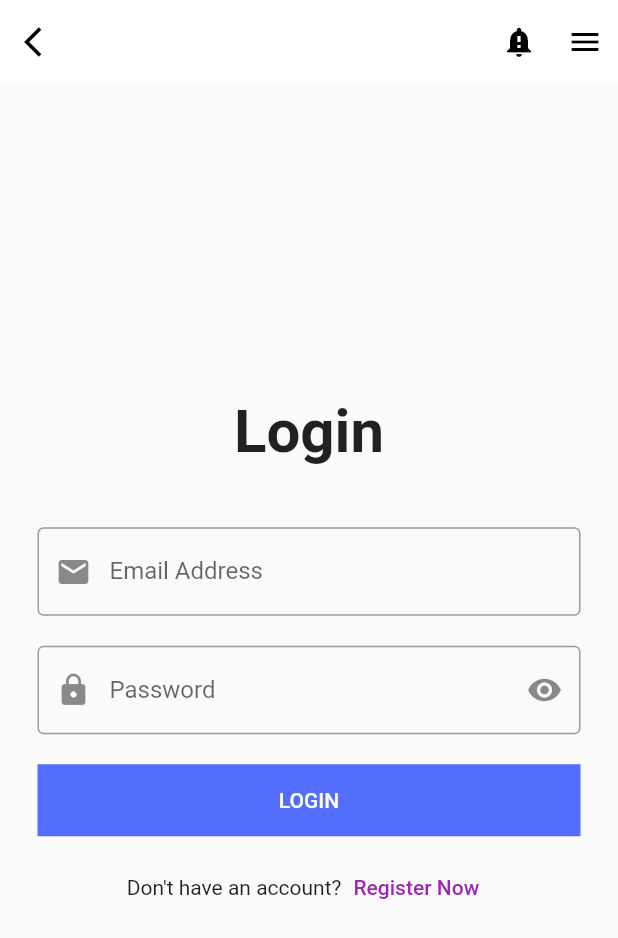
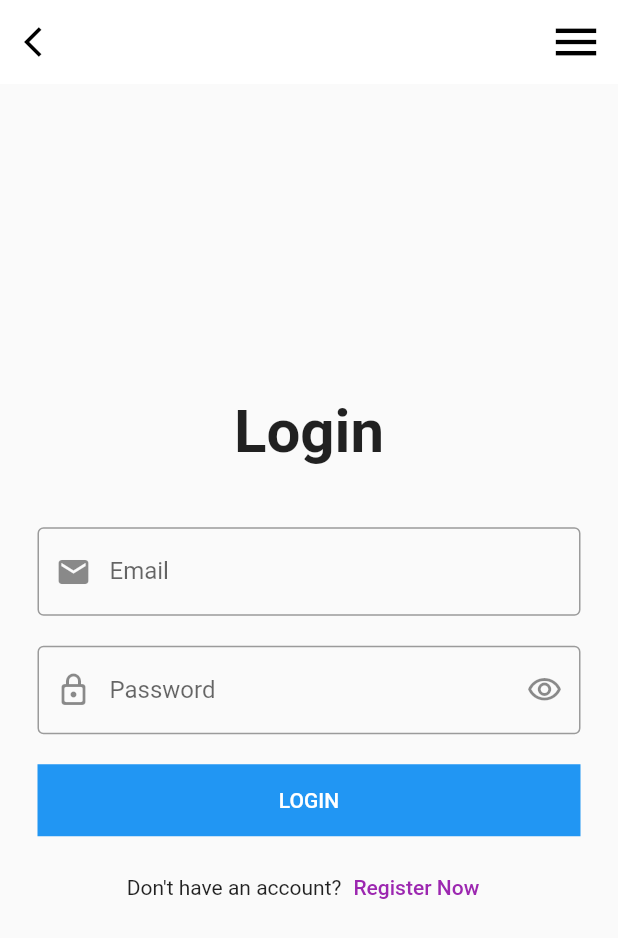
Before and after one commit to yosifmohammed/login-Screen, a Flutter app: the screen it shows after launch, on a phone screen of 412 x 824 dp. Shown: the top 938 px of the screen. Run offline on Flutter 3.47's test engine with Material 2 defaults, Android fonts, the phone set to English and light mode, and no system bars.

Commit message:
Add Shared Components in many Screens

```diff
--- a/lib/HomeScreen.dart
+++ b/lib/HomeScreen.dart
@@ -1,86 +1,103 @@
+import 'package:flutter/cupertino.dart';
 import 'package:flutter/material.dart';
+import 'package:logInScreen/shared/component/components.dart';
 
 // ignore: must_be_immutable
-class HomeScreen extends StatelessWidget {
+class HomeScreen extends StatefulWidget {
+  @override
+  _HomeScreenState createState() => _HomeScreenState();
+}
+
+class _HomeScreenState extends State<HomeScreen> {
   var emailController = TextEditingController();
+
   var passwordController = TextEditingController();
+
+  var formKey = GlobalKey<FormState>();
+
+  Icon visible = Icon(Icons.visibility_outlined);
+
+  bool obscure = true;
 
   @override
   Widget build(BuildContext context) {
-    return Scaffold(
+    return SafeArea(
+      child: Scaffold(
         appBar: AppBar(
           backgroundColor: Colors.white,
           elevation: 0,
           leading: IconButton(
-          icon: Icon(Icons.arrow_back_ios, color: Colors.black,), onPressed: (){},),
+            icon: Icon(
+              Icons.arrow_back_ios,
+              color: Colors.black,
+            ),
+            onPressed: () {},
+          ),
           actions: [
             Padding(
               padding: const EdgeInsets.all(10),
-            child: Icon(Icons.notification_important, color: Colors.black,),
+              child: Icon(
+                Icons.menu,
+                color: Colors.black,
+                size: 36,
               ),
-          Padding(
-            padding: const EdgeInsets.all(10),
-            child: Icon(Icons.menu, color: Colors.black,),
             )
           ],
-
         ),
         body: Padding(
           padding: const EdgeInsets.all(25),
           child: Center(
             child: SingleChildScrollView(
+              child: Form(
                 child: Column(
                   mainAxisAlignment: MainAxisAlignment.center,
                   children: [
-                Text('Login', style: TextStyle(fontSize: 40, fontWeight: FontWeight.bold),),
-                SizedBox(height: 40,),
-                TextFormField(
-                    controller: emailController,
-                    keyboardType: TextInputType.emailAddress,
-                    onFieldSubmitted: (value) {
-                      print(value);
-                    },
-                    onChanged: (value) {
-                      print(value);
-                    },
-                    decoration: InputDecoration(
-                        labelText: 'Email Address',
-                        border: OutlineInputBorder(),
-                        prefixIcon: Icon(Icons.email))),
+                    Text(
+                      'Login',
+                      style: TextStyle(fontSize: 40, fontWeight: FontWeight.bold),
+                    ),
+                    SizedBox(
+                      height: 40,
+                    ),
+                    defaultTextField(
+                      control: emailController,
+                      label: 'Email',
+                      obscure: false,
+                      prefixIcon: Icon(Icons.mail),
+                    ),
                     SizedBox(
                       height: 20,
                     ),
-                TextFormField(
-                    controller: passwordController,
-                    obscureText: true,
-                    keyboardType: TextInputType.visiblePassword,
-                    onFieldSubmitted: (value) {
-                      print(value);
+                    defaultTextField(
+                      control: passwordController,
+                      label: 'Password',
+                      obscure: obscure,
+                      prefixIcon: Icon(Icons.lock_outline_rounded),
+                      suffixIcon: IconButton(
+                        icon: visible,
+                        onPressed: (){
+                          obscure? setState(() {
+                              visible = Icon(Icons.visibility_off_outlined);
+                              obscure = false;
+                          }): setState(() {
+                            visible = Icon(Icons.visibility_outlined);
+                            obscure = true;
+                          });
                         },
-                    onChanged: (value) {
-                      print(value);
-                    },
-                    decoration: InputDecoration(
-                      labelText: 'Password',
-                      border: OutlineInputBorder(),
-                      prefixIcon: Icon(Icons.lock),
-                      suffixIcon: Icon(Icons.remove_red_eye),
                       )),
                     SizedBox(
                       height: 20,
                     ),
                     Container(
-                    width: double.infinity,
-                    color: Colors.indigoAccent,
-                    child: MaterialButton(
-                        onPressed: () {
+                      child: defaultButton(
+                        function: () {
                           print(emailController.text);
                           print(passwordController.text);
                         },
-                        child: Text(
-                          'LOGIN',
-                          style: TextStyle(color: Colors.white),
-                        ))),
+                        text: 'login',
+                        //isUpperCase : false,
+                      ),
+                    ),
                     SizedBox(
                       height: 10.0,
                     ),
@@ -101,6 +118,8 @@ class HomeScreen extends StatelessWidget {
               ),
             ),
           ),
+        ),
+      ),
     );
   }
 }
--- /dev/null
+++ b/lib/shared/component/components.dart
@@ -0,0 +1,41 @@
+import 'package:flutter/material.dart';
+
+Widget defaultButton({
+  double width = double.infinity,
+  Color background = Colors.blue,
+  @required Function function,
+  @required String text,
+  bool isUpperCase = true,
+}) => Container(
+    width: width,
+    color: background,
+    child: MaterialButton(
+        onPressed: function,
+        child: Text(
+          isUpperCase? text.toUpperCase() : text,
+          style: TextStyle(color: Colors.white),
+        )));
+
+Widget defaultTextField({
+  @required TextEditingController control,
+  @required bool obscure,
+  TextInputType type = TextInputType.visiblePassword,
+  @required String label,
+  @required Icon prefixIcon,
+  Widget suffixIcon,
+}) => TextFormField(
+    controller: control,
+    obscureText: obscure,
+    keyboardType: type,
+    onFieldSubmitted: (value) {
+      print(value);
+    },
+    onChanged: (value) {
+      print(value);
+    },
+    decoration: InputDecoration(
+      labelText: label,
+      border: OutlineInputBorder(),
+      prefixIcon: prefixIcon,
+      suffixIcon: suffixIcon,
+    ));
```
Lines whose indentation alone changed are shown as unchanged.
